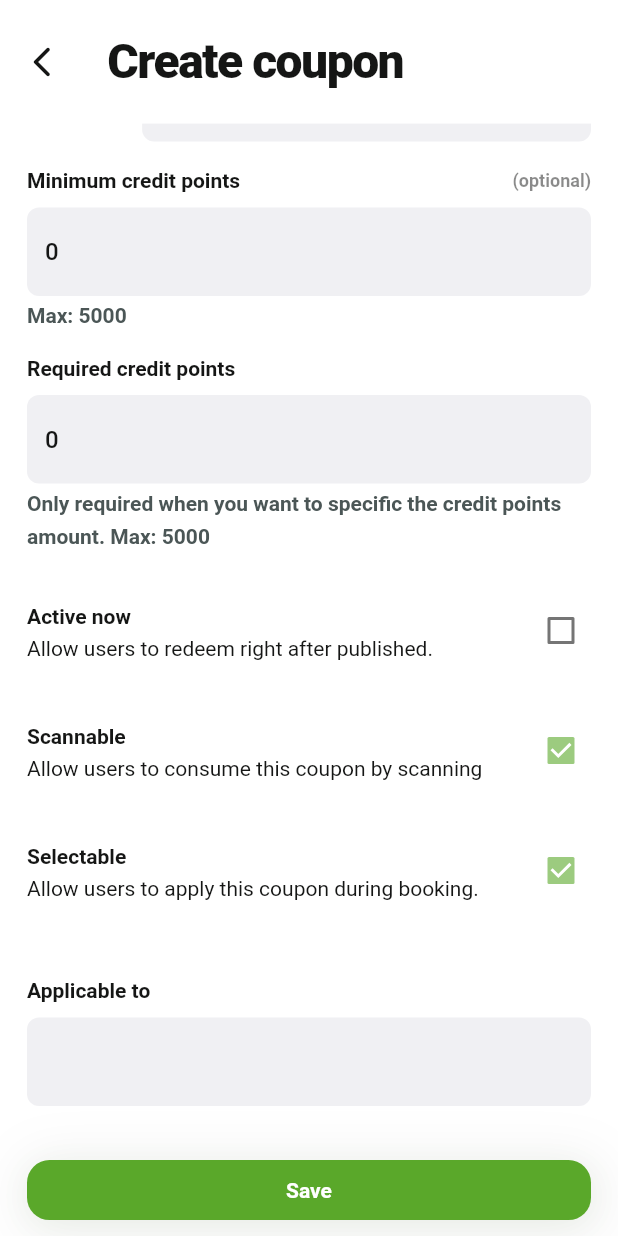
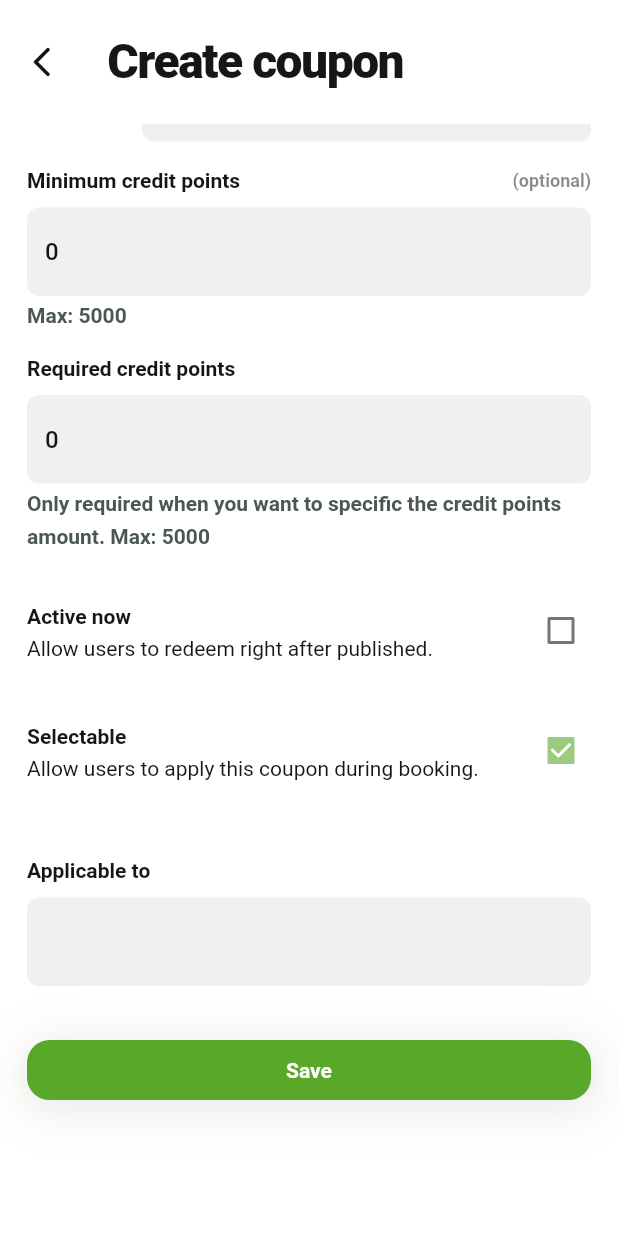
Before and after one commit to Vong3432/Pengo-penger, a Flutter app: the CouponViewPage screen opened directly, scrolled down 576 dp, on a phone screen of 412 x 824 dp. Run offline on Flutter 3.47's test engine with Material 2 defaults, Android fonts, the phone set to English and light mode, and no system bars; our stand-ins replace after_layout, bloc, dio, equatable, firebase_core, firebase_messaging and 14 more; missing offline and left inert: checkbox_grouped, flutter_config, google_geocoding, jitsi_meet, menu_button, qr_code_scanner and 1 more; accounts and stored records are empty; Roboto replaces fonts that are missing (Work Sans).

```diff
--- a/lib/ui/coupon/coupon_view.dart
+++ b/lib/ui/coupon/coupon_view.dart
@@ -312,27 +312,27 @@ class _CouponViewPageState extends State<CouponViewPage> {
           const SizedBox(
             height: 8,
           ),
-          CheckboxListTile(
-            contentPadding: const EdgeInsets.all(0),
-            title: Text(
-              "Scannable",
-              style: PengoStyle.caption(context),
-            ),
-            subtitle: Text(
-              "Allow users to consume this coupon by scanning",
-              style: PengoStyle.text(context),
-            ),
-            value: _isScannable,
-            onChanged: (bool? val) {
-              if (val == null) return;
-              setState(() {
-                _isScannable = val;
-              });
-            },
-          ),
-          const SizedBox(
-            height: 8,
-          ),
+          // CheckboxListTile(
+          //   contentPadding: const EdgeInsets.all(0),
+          //   title: Text(
+          //     "Scannable",
+          //     style: PengoStyle.caption(context),
+          //   ),
+          //   subtitle: Text(
+          //     "Allow users to consume this coupon by scanning",
+          //     style: PengoStyle.text(context),
+          //   ),
+          //   value: _isScannable,
+          //   onChanged: (bool? val) {
+          //     if (val == null) return;
+          //     setState(() {
+          //       _isScannable = val;
+          //     });
+          //   },
+          // ),
+          // const SizedBox(
+          //   height: 8,
+          // ),
           CheckboxListTile(
             contentPadding: const EdgeInsets.all(0),
             title: Text(
```
